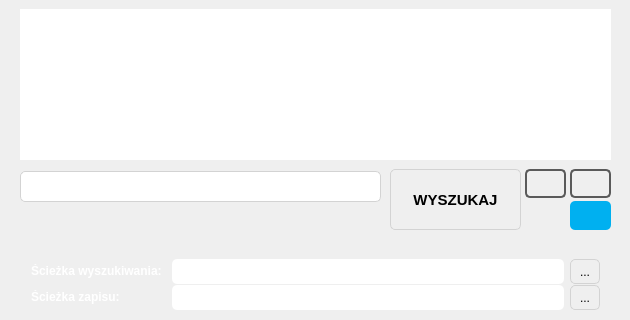
Old version of the form mainwindow.ui in the repository RStravinsky/PdfFinder; both pictures show x 0 to 630 and y 211 to 531 of the 630 by 531 pixel window.
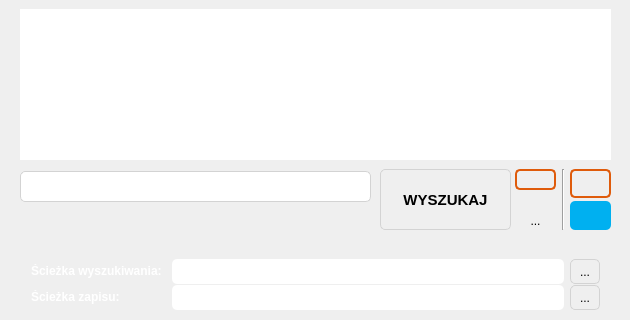
New version of the form. Icons and pictures are not drawn.

What changed in the file:
```diff
--- a/mainwindow.ui
+++ b/mainwindow.ui
@@ -186,6 +186,19 @@
       <string>&lt;html&gt;&lt;head/&gt;&lt;body&gt;&lt;p&gt;&lt;span style=&quot; font-size:8pt; color:#ffffff;&quot;&gt;Przygotowywanie dokumentacji do druku&lt;/span&gt;&lt;/p&gt;&lt;/body&gt;&lt;/html&gt;</string>
      </property>
     </widget>
+    <widget class="QLabel" name="label_2">
+     <property name="geometry">
+      <rect>
+       <x>540</x>
+       <y>10</y>
+       <width>81</width>
+       <height>16</height>
+      </rect>
+     </property>
+     <property name="text">
+      <string>&lt;html&gt;&lt;head/&gt;&lt;body&gt;&lt;p&gt;&lt;span style=&quot; font-size:9pt; font-weight:600; color:#ffffff;&quot;&gt;test version&lt;/span&gt;&lt;/p&gt;&lt;/body&gt;&lt;/html&gt;</string>
+     </property>
+    </widget>
    </widget>
    <widget class="QListWidget" name="listWidget">
     <property name="geometry">
@@ -231,7 +244,7 @@
    <widget class="QPushButton" name="searchButton">
     <property name="geometry">
      <rect>
-      <x>390</x>
+      <x>380</x>
       <y>380</y>
       <width>131</width>
       <height>61</height>
@@ -285,7 +298,7 @@
      <rect>
       <x>20</x>
       <y>382</y>
-      <width>361</width>
+      <width>351</width>
       <height>31</height>
      </rect>
     </property>
@@ -1013,10 +1026,10 @@
    <widget class="QPushButton" name="sigmaButton">
     <property name="geometry">
      <rect>
-      <x>525</x>
+      <x>515</x>
       <y>380</y>
       <width>41</width>
-      <height>29</height>
+      <height>21</height>
      </rect>
     </property>
     <property name="toolTip">
@@ -1025,7 +1038,7 @@
     <property name="styleSheet">
      <string notr="true">QPushButton {
 border-radius: 5px;
-border: 2px solid rgb(90,90,90);
+border: 2px solid #DF5B0B;
 background: &quot;white&quot;;
 }
 </string>
@@ -1035,7 +1048,7 @@
     </property>
     <property name="icon">
      <iconset resource="resources.qrc">
-      <normaloff>:/images/images/sigma.png</normaloff>:/images/images/sigma.png</iconset>
+      <normaloff>:/images/images/sigma_name.jpg</normaloff>:/images/images/sigma_name.jpg</iconset>
     </property>
     <property name="iconSize">
      <size>
@@ -1050,13 +1063,13 @@
      <bool>false</bool>
     </property>
    </widget>
-   <widget class="QPushButton" name="othersButton">
+   <widget class="QPushButton" name="allButton">
     <property name="geometry">
      <rect>
-      <x>525</x>
-      <y>412</y>
+      <x>515</x>
+      <y>403</y>
       <width>41</width>
-      <height>29</height>
+      <height>17</height>
      </rect>
     </property>
     <property name="toolTip">
@@ -1078,8 +1091,8 @@
     </property>
     <property name="iconSize">
      <size>
-      <width>30</width>
-      <height>30</height>
+      <width>15</width>
+      <height>15</height>
      </size>
     </property>
    </widget>
@@ -1098,7 +1111,7 @@
     <property name="styleSheet">
      <string notr="true">QPushButton {
 border-radius: 5px;
-border: 2px solid rgb(90,90,90);
+border: 2px solid #DF5B0B ;
 background: &quot;white&quot;;
 }
 </string>
@@ -1148,6 +1161,49 @@
      </size>
     </property>
    </widget>
+   <widget class="Line" name="line_2">
+    <property name="geometry">
+     <rect>
+      <x>562</x>
+      <y>380</y>
+      <width>3</width>
+      <height>61</height>
+     </rect>
+    </property>
+    <property name="orientation">
+     <enum>Qt::Vertical</enum>
+    </property>
+   </widget>
+   <widget class="QPushButton" name="othersButton">
+    <property name="geometry">
+     <rect>
+      <x>515</x>
+      <y>423</y>
+      <width>41</width>
+      <height>18</height>
+     </rect>
+    </property>
+    <property name="toolTip">
+     <string>Alternatywne wyszukiwanie</string>
+    </property>
+    <property name="styleSheet">
+     <string notr="true">QPushButton {
+border-radius: 5px;
+background: &quot;white&quot;;
+color: &quot;gray&quot;
+}
+</string>
+    </property>
+    <property name="text">
+     <string>...</string>
+    </property>
+    <property name="iconSize">
+     <size>
+      <width>30</width>
+      <height>30</height>
+     </size>
+    </property>
+   </widget>
    <zorder>layoutWidget</zorder>
    <zorder>layoutWidget</zorder>
    <zorder>topFrame</zorder>
@@ -1163,9 +1219,11 @@
    <zorder>statusLabel</zorder>
    <zorder>label</zorder>
    <zorder>sigmaButton</zorder>
-   <zorder>othersButton</zorder>
+   <zorder>allButton</zorder>
    <zorder>whiteButton</zorder>
    <zorder>blueButton</zorder>
+   <zorder>line_2</zorder>
+   <zorder>othersButton</zorder>
   </widget>
  </widget>
  <layoutdefault spacing="6" margin="11"/>
```
